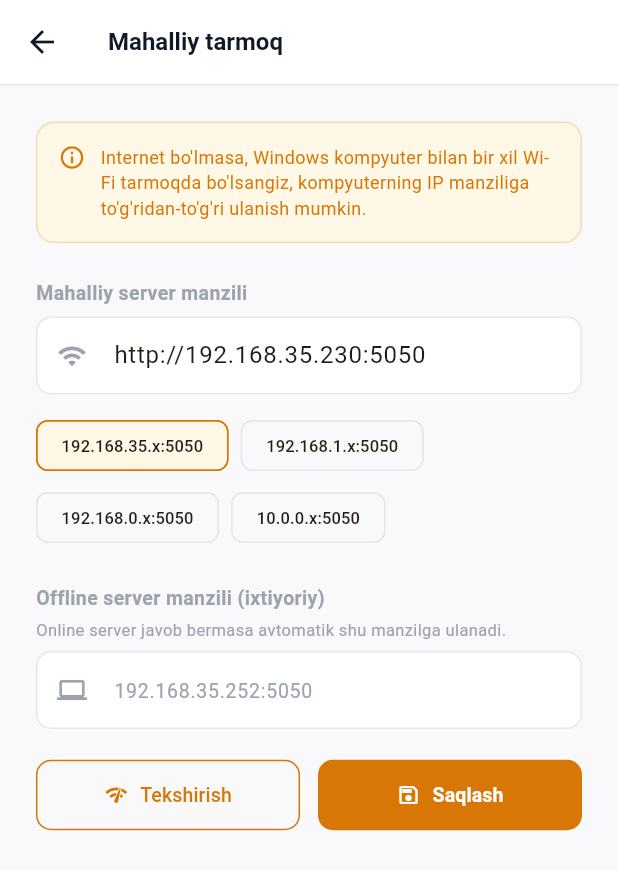
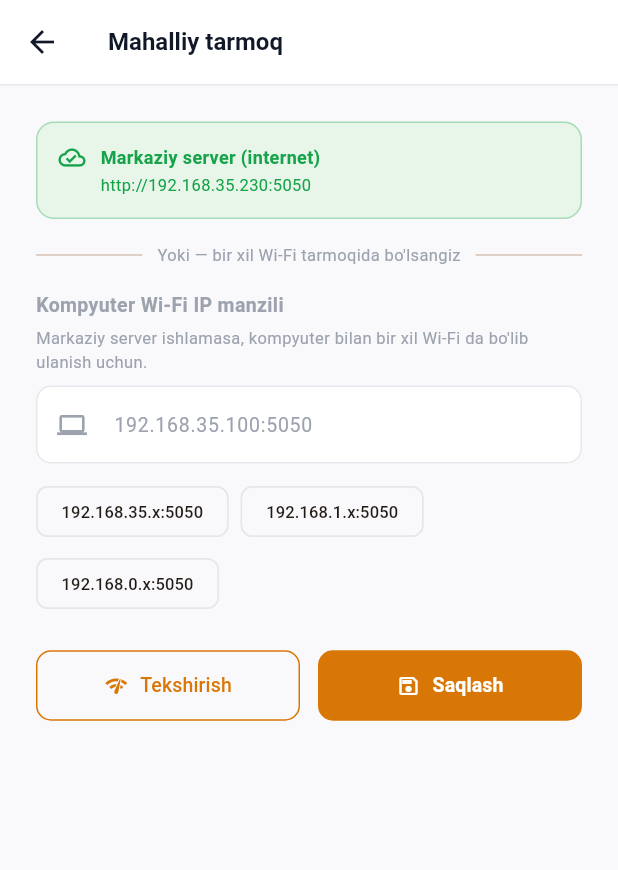
Before and after one commit to sukhrobrich/foodXMobile, a Flutter app: the SetupScreen screen opened directly, on a phone screen of 412 x 824 dp. Shown: the top 870 px of the screen. Run offline on Flutter 3.47's test engine with Material 3 defaults, Android fonts, the phone set to English and light mode, and no system bars; our stand-ins replace shared_preferences; accounts and stored records are empty.

Commit message:
first 2210aaaaa1dd1wwvvwwaaa111zzzzzqqaaaaaac221dsdaswasqqw

```diff
--- a/lib/screens/login_screen.dart
+++ b/lib/screens/login_screen.dart
@@ -46,8 +46,8 @@ class _LoginScreenState extends State<LoginScreen> {
 
     try {
       // ── 1. Kafe topish (cloud → local avtomatik fallback) ───────────────
-      final primaryUrl = await AppConfig.getBaseUrl();
-      Api.resetActiveBase(); // Har safar yangi ulanish tekshiruvi
+      final primaryUrl = AppConfig.centralUrl; // Har doim markaziy server
+      Api.resetActiveBase();
 
       final cafeRes = await Api.get(
           'auth/cafe?q=${Uri.encodeComponent(_cafeCtrl.text.trim())}');
--- a/lib/screens/setup_screen.dart
+++ b/lib/screens/setup_screen.dart
@@ -11,9 +11,8 @@ class SetupScreen extends StatefulWidget {
 }
 
 class _SetupScreenState extends State<SetupScreen> {
-  final _formKey    = GlobalKey<FormState>();
-  final _urlCtrl    = TextEditingController();
-  final _localCtrl  = TextEditingController();
+  final _formKey   = GlobalKey<FormState>();
+  final _localCtrl = TextEditingController();
 
   bool    _loading   = false;
   String? _statusMsg;
@@ -27,14 +26,12 @@ class _SetupScreenState extends State<SetupScreen> {
   }
 
   Future<void> _load() async {
-    final custom   = await AppConfig.isUsingCustomUrl();
-    final url      = await AppConfig.getBaseUrl();
     final localUrl = await AppConfig.getLocalUrl();
     setState(() {
-      _isCustom = custom;
-      // Har doim joriy URL ni ko'rsatamiz (custom bo'lmasa ham)
-      _urlCtrl.text = url;
-      if (localUrl != null && localUrl.isNotEmpty) _localCtrl.text = localUrl;
+      if (localUrl != null && localUrl.isNotEmpty) {
+        _localCtrl.text = localUrl;
+        _isCustom = true;
+      }
     });
   }
 
@@ -48,32 +45,30 @@ class _SetupScreenState extends State<SetupScreen> {
   Future<void> _test() async {
     if (!_formKey.currentState!.validate()) return;
     setState(() { _loading = true; _statusMsg = null; });
+
+    final localRaw = _localCtrl.text.trim();
+    final localUrl = localRaw.isNotEmpty ? _normalize(localRaw) : null;
     final tid      = await AppConfig.getTenantId();
-    final primary  = _normalize(_urlCtrl.text);
-    final localRaw = _localCtrl.text.trim();
-    final local    = localRaw.isNotEmpty ? _normalize(localRaw) : null;
 
-    final okPrimary = await Api.testConnection(primary, tid);
-    final okLocal   = local != null ? await Api.testConnection(local, tid) : null;
-
+    if (localUrl != null) {
+      final ok = await Api.testConnection(localUrl, tid);
       setState(() {
         _loading = false;
-      if (okPrimary) {
-        _statusOk  = true;
-        _statusMsg = '✓ Online server ulandi: $primary';
-      } else if (okLocal == true) {
-        _statusOk  = true;
-        _statusMsg = '✓ Offline server ulandi: $local';
+        _statusOk  = ok;
+        _statusMsg = ok
+            ? '✓ Wi-Fi server ulandi: $localUrl'
+            : 'Ulanib bo\'lmadi. IP va port to\'g\'riligini tekshiring.';
+      });
     } else {
+      setState(() {
+        _loading = false;
         _statusOk  = false;
-        _statusMsg = 'Ulanib bo\'lmadi. IP va port tekshiring.';
+        _statusMsg = 'IP manzil kiriting.';
+      });
     }
-    });
   }
 
   Future<void> _save() async {
-    if (!_formKey.currentState!.validate()) return;
-    await AppConfig.setBaseUrl(_normalize(_urlCtrl.text));
     final localRaw = _localCtrl.text.trim();
     if (localRaw.isNotEmpty) {
       await AppConfig.setLocalUrl(_normalize(localRaw));
@@ -86,7 +81,8 @@ class _SetupScreenState extends State<SetupScreen> {
   }
 
   Future<void> _resetToDefault() async {
-    await AppConfig.resetToDefault();
+    await AppConfig.clearLocalUrl();
+    Api.resetActiveBase();
     if (!mounted) return;
     Navigator.of(context).pop();
   }
@@ -117,112 +113,72 @@ class _SetupScreenState extends State<SetupScreen> {
             child: Column(
               crossAxisAlignment: CrossAxisAlignment.start,
               children: [
-                // Izoh banner
+                // Markaziy server info
                 Container(
                   padding: const EdgeInsets.all(14),
                   decoration: BoxDecoration(
-                    color: AppColors.primaryLight,
+                    color: const Color(0xFFE8F5E9),
                     borderRadius: BorderRadius.circular(12),
-                    border: Border.all(
-                        color: AppColors.primary.withAlpha(60)),
+                    border: Border.all(color: AppColors.success.withAlpha(80)),
                   ),
-                  child: const Row(
+                  child: Row(
                     crossAxisAlignment: CrossAxisAlignment.start,
                     children: [
-                      Icon(Icons.info_outline,
-                          color: AppColors.primary, size: 18),
-                      SizedBox(width: 10),
+                      const Icon(Icons.cloud_done_outlined,
+                          color: AppColors.success, size: 18),
+                      const SizedBox(width: 10),
                       Expanded(
-                        child: Text(
-                          'Internet bo\'lmasa, Windows kompyuter bilan bir xil Wi-Fi tarmoqda bo\'lsangiz, '
-                          'kompyuterning IP manziliga to\'g\'ridan-to\'g\'ri ulanish mumkin.',
+                        child: Column(
+                          crossAxisAlignment: CrossAxisAlignment.start,
+                          children: [
+                            const Text('Markaziy server (internet)',
                                 style: TextStyle(
-                              fontSize: 12, color: AppColors.primary),
+                                    fontSize: 12,
+                                    fontWeight: FontWeight.bold,
+                                    color: AppColors.success)),
+                            const SizedBox(height: 2),
+                            Text(AppConfig.centralUrl,
+                                style: const TextStyle(
+                                    fontSize: 11, color: AppColors.success)),
+                          ],
                         ),
                       ),
                     ],
                   ),
                 ),
-                const SizedBox(height: 24),
+                const SizedBox(height: 16),
 
-                const Text('Mahalliy server manzili',
+                // Wi-Fi divider
+                Row(children: [
+                  const Expanded(child: Divider()),
+                  Padding(
+                    padding: const EdgeInsets.symmetric(horizontal: 10),
+                    child: Text('Yoki — bir xil Wi-Fi tarmoqida bo\'lsangiz',
                         style: TextStyle(
-                        fontSize: 13,
-                        fontWeight: FontWeight.w600,
-                        color: AppColors.textMuted)),
-                const SizedBox(height: 6),
-                TextFormField(
-                  controller: _urlCtrl,
-                  keyboardType: TextInputType.url,
-                  decoration: InputDecoration(
-                    hintText: '192.168.1.100:5050',
-                    hintStyle: const TextStyle(
-                        color: AppColors.textMuted, fontSize: 13),
-                    prefixIcon: const Icon(Icons.wifi,
-                        color: AppColors.textMuted, size: 20),
-                    filled: true,
-                    fillColor: Colors.white,
-                    contentPadding: const EdgeInsets.symmetric(
-                        horizontal: 14, vertical: 14),
-                    border: OutlineInputBorder(
-                        borderRadius: BorderRadius.circular(10),
-                        borderSide:
-                            const BorderSide(color: AppColors.border)),
-                    enabledBorder: OutlineInputBorder(
-                        borderRadius: BorderRadius.circular(10),
-                        borderSide:
-                            const BorderSide(color: AppColors.border)),
-                    focusedBorder: OutlineInputBorder(
-                        borderRadius: BorderRadius.circular(10),
-                        borderSide: const BorderSide(
-                            color: AppColors.primary, width: 1.5)),
+                            fontSize: 11, color: AppColors.textMuted)),
                   ),
-                  validator: (v) {
-                    if (v == null || v.trim().isEmpty) {
-                      return 'IP manzil kiriting';
-                    }
-                    return null;
-                  },
-                ),
-                const SizedBox(height: 10),
+                  const Expanded(child: Divider()),
+                ]),
+                const SizedBox(height: 16),
 
-                // Tezkor misollar
-                Wrap(spacing: 8, children: [
-                  for (final ip in ['192.168.35', '192.168.1', '192.168.0', '10.0.0'])
-                    ActionChip(
-                      label: Text('$ip.x:5050',
-                          style: const TextStyle(fontSize: 11)),
-                      backgroundColor: ip == '192.168.35'
-                          ? AppColors.primaryLight
-                          : AppColors.bg,
-                      side: BorderSide(
-                          color: ip == '192.168.35'
-                              ? AppColors.primary
-                              : AppColors.border),
-                      onPressed: () => _urlCtrl.text = '$ip.',
-                    ),
-                ]),
-                const SizedBox(height: 20),
-
-                // Offline (Windows PC) URL
-                const Text('Offline server manzili (ixtiyoriy)',
+                const Text('Kompyuter Wi-Fi IP manzili',
                     style: TextStyle(
                         fontSize: 13,
                         fontWeight: FontWeight.w600,
                         color: AppColors.textMuted)),
                 const SizedBox(height: 4),
                 const Text(
-                    'Online server javob bermasa avtomatik shu manzilga ulanadi.',
+                    'Markaziy server ishlamasa, kompyuter bilan bir xil Wi-Fi da bo\'lib ulanish uchun.',
                     style: TextStyle(fontSize: 11, color: AppColors.textMuted)),
-                const SizedBox(height: 6),
+                const SizedBox(height: 8),
                 TextFormField(
                   controller: _localCtrl,
                   keyboardType: TextInputType.url,
                   decoration: InputDecoration(
-                    hintText: '192.168.35.252:5050',
+                    hintText: '192.168.35.100:5050',
                     hintStyle: const TextStyle(
                         color: AppColors.textMuted, fontSize: 13),
-                    prefixIcon: const Icon(Icons.computer,
+                    prefixIcon: const Icon(Icons.computer_outlined,
                         color: AppColors.textMuted, size: 20),
                     filled: true,
                     fillColor: Colors.white,
@@ -242,6 +198,20 @@ class _SetupScreenState extends State<SetupScreen> {
                             color: AppColors.primary, width: 1.5)),
                   ),
                 ),
+                const SizedBox(height: 8),
+
+                // Tezkor misollar
+                Wrap(spacing: 8, children: [
+                  for (final ip in ['192.168.35', '192.168.1', '192.168.0'])
+                    ActionChip(
+                      label: Text('$ip.x:5050',
+                          style: const TextStyle(fontSize: 11)),
+                      backgroundColor: AppColors.bg,
+                      side: const BorderSide(color: AppColors.border),
+                      onPressed: () =>
+                          setState(() => _localCtrl.text = '$ip.'),
+                    ),
+                ]),
                 const SizedBox(height: 20),
 
                 // Status xabar
@@ -326,21 +296,26 @@ class _SetupScreenState extends State<SetupScreen> {
                   ),
                 ]),
 
-                // Markaziy serverga qaytish (agar custom URL bo'lsa)
+                // Wi-Fi manzilini o'chirish (agar sozlangan bo'lsa)
                 if (_isCustom) ...[
-                  const SizedBox(height: 16),
+                  const SizedBox(height: 12),
                   SizedBox(
                     width: double.infinity,
                     child: TextButton.icon(
-                      onPressed: _resetToDefault,
+                      onPressed: () {
+                        setState(() {
+                          _localCtrl.clear();
+                          _isCustom = false;
+                        });
+                        _resetToDefault();
+                      },
                       style: TextButton.styleFrom(
-                        foregroundColor: AppColors.danger,
-                        padding:
-                            const EdgeInsets.symmetric(vertical: 14),
+                        foregroundColor: AppColors.textMuted,
+                        padding: const EdgeInsets.symmetric(vertical: 10),
                       ),
-                      icon: const Icon(Icons.cloud_outlined, size: 16),
+                      icon: const Icon(Icons.wifi_off_outlined, size: 16),
                       label: const Text(
-                          'Markaziy serverga qaytish',
+                          'Wi-Fi sozlamasini o\'chirish',
                           style: TextStyle(fontSize: 13)),
                     ),
                   ),
```
Also changed, not shown: lib/core/api.dart (+5 -4 lines). Lines whose indentation alone changed are shown as unchanged.
